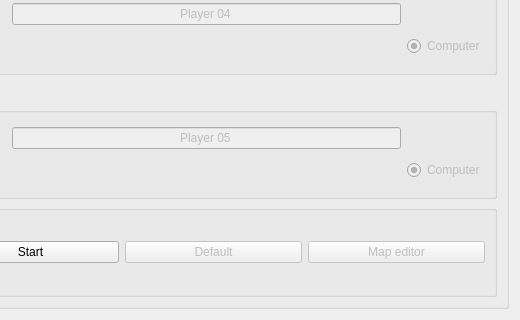
Old version of the form GUI/gamestartwindow.ui in the repository hcim38/PROJECT; both pictures show x 93 to 613 and y 454 to 774 of the 613 by 774 pixel window.
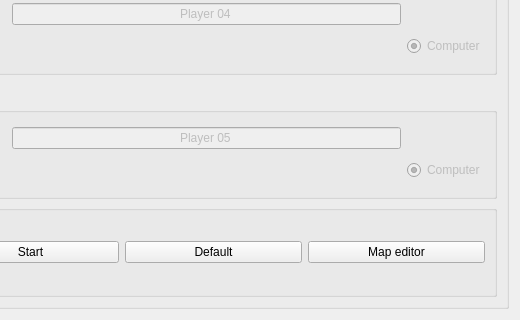
New version of the form.

```diff
--- a/GUI/gamestartwindow.ui
+++ b/GUI/gamestartwindow.ui
@@ -334,7 +334,7 @@
          <item>
           <widget class="QPushButton" name="defaultButton">
            <property name="enabled">
-            <bool>false</bool>
+            <bool>true</bool>
            </property>
            <property name="text">
             <string>Default</string>
@@ -344,7 +344,7 @@
          <item>
           <widget class="QPushButton" name="mapEditorButton">
            <property name="enabled">
-            <bool>false</bool>
+            <bool>true</bool>
            </property>
            <property name="text">
             <string>Map editor</string>
```
